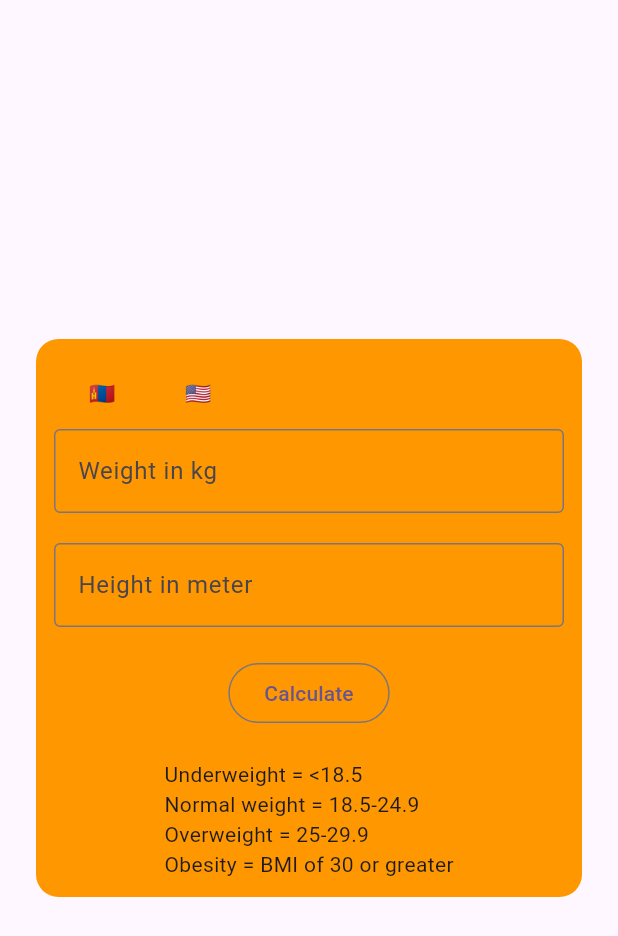
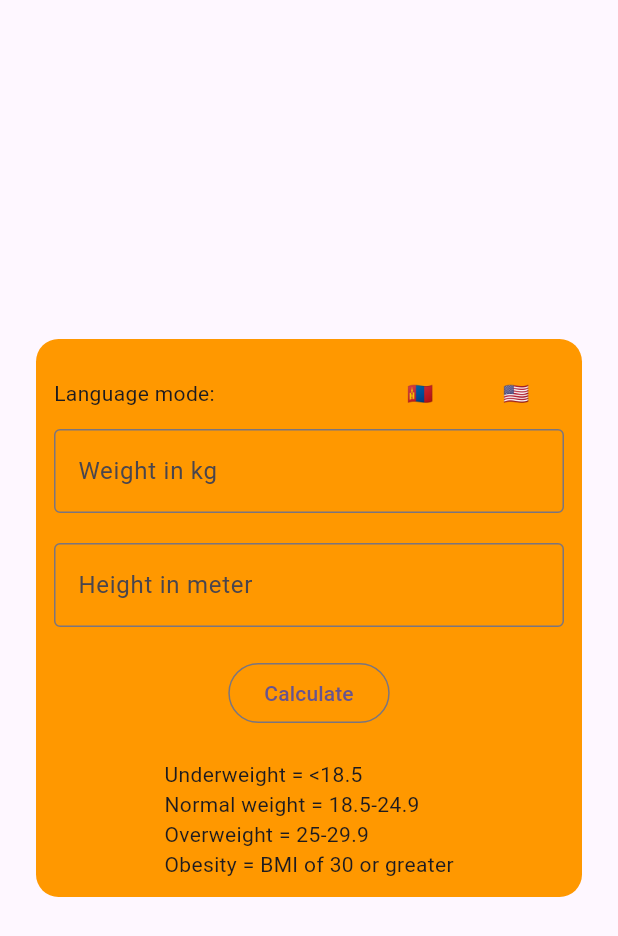
Before and after one commit to Nyllme/bmi_app, a Flutter app: the screen it shows after launch, on a phone screen of 412 x 824 dp. Shown: the top 936 px of the screen. Run offline on Flutter 3.47's test engine with Material 3 defaults, Android fonts, the phone set to English and light mode, and no system bars; our stand-ins replace get.

Commit message:
Added description for language switch buttons

```diff
--- a/lib/languages.dart
+++ b/lib/languages.dart
@@ -3,15 +3,6 @@ import 'package:get/get.dart';
 class Languages extends Translations {
   @override
   Map<String, Map<String, String>> get keys => {
-        // 'ko_KR': {
-        //   'greeting': '안녕하세요',
-        // },
-        // 'ja_JP': {
-        //   'greeting': 'こんにちは',
-        // },
-        // 'en_US': {
-        //   'greeting': 'Hello',
-        // },
         'mn_MN': {
           'Weight in Kg': 'Килограм жин',
           'Height in Meter': 'Метр өндөр',
@@ -22,6 +13,7 @@ class Languages extends Translations {
           "Overweight = 25-29.9\n": "Илүүдэл жинтэй = 25-29.9\n",
           "Obesity = BMI of 30 or greater":
               "Таргалалттай = 30 эсвэл түүнээс илүү",
+          "Language mode:  ": "Хэлний горим:  ",
         },
         'en_US': {
           'Weight in Kg': 'Weight in kg',
@@ -32,6 +24,7 @@ class Languages extends Translations {
           "Normal weight = 18.5-24.9 \n": "Normal weight = 18.5-24.9 \n",
           "Overweight = 25-29.9\n": "Overweight = 25-29.9\n",
           "Obesity = BMI of 30 or greater": "Obesity = BMI of 30 or greater",
+          "Language mode:  ": "Language mode:  ",
         },
       };
 }
--- a/lib/main.dart
+++ b/lib/main.dart
@@ -74,6 +74,8 @@ class _MyHomePageState extends State<MyHomePage> {
           children: [
             Row(
               children: [
+                Text("Language mode:  ".tr),
+                Spacer(),
                 TextButton(
                     onPressed: () => Get.updateLocale(const Locale('mn', 'MN')),
                     child: Text("🇲🇳")),
```
